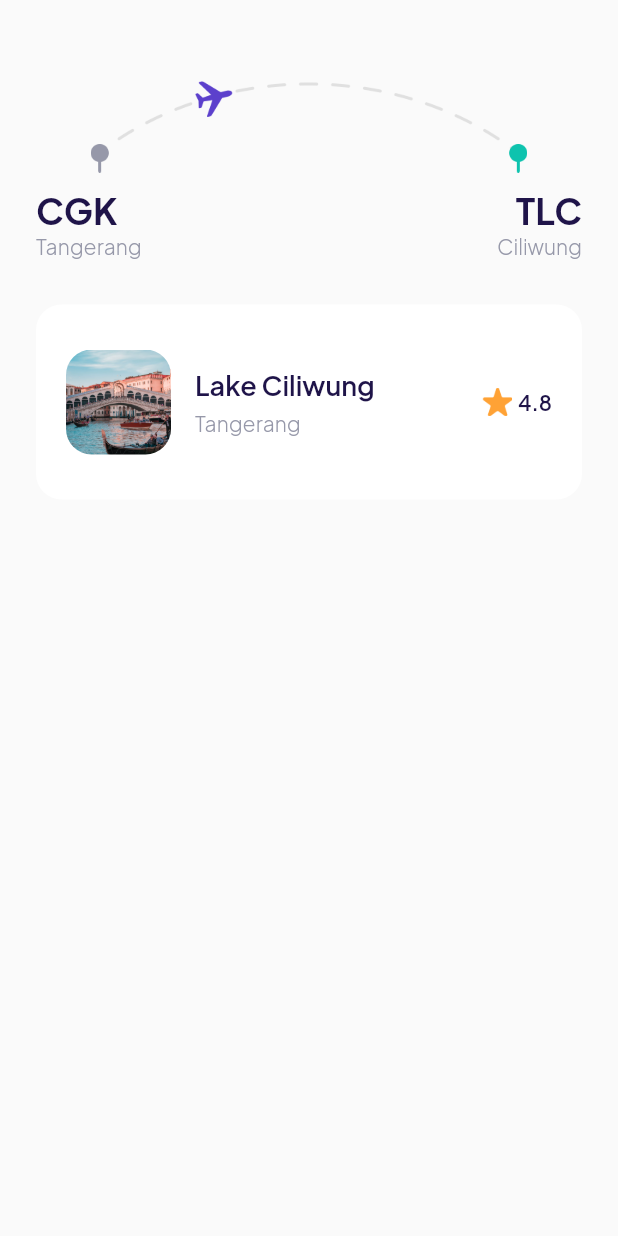
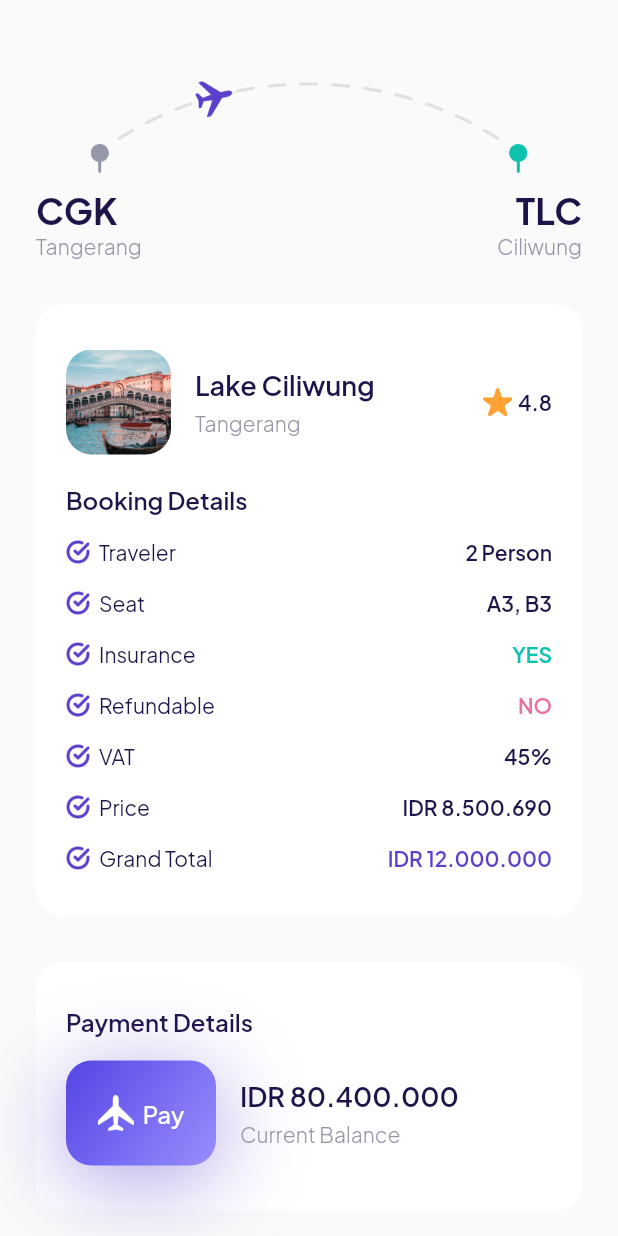
Before and after one commit to iqbalrasetiooo/airplane-app, a Flutter app: the CheckoutPage screen opened directly, on a phone screen of 412 x 824 dp. Run offline on Flutter 3.47's test engine with Material 2 defaults, Android fonts, the phone set to English and light mode, and no system bars; our stand-ins replace google_fonts.

Commit message:
create new widgets internal and external

```diff
--- a/lib/ui/pages/checkout_page.dart
+++ b/lib/ui/pages/checkout_page.dart
@@ -1,3 +1,6 @@
+import 'package:airplane/ui/widgets/booking_detail_item.dart';
+import 'package:airplane/ui/widgets/custom_button.dart';
+import 'package:airplane/ui/widgets/interest_item.dart';
 import 'package:flutter/material.dart';
 import 'package:airplane/shared/theme.dart';
 
@@ -84,6 +87,7 @@ class CheckoutPage extends StatelessWidget {
           borderRadius: BorderRadius.circular(defaultRadius),
         ),
         child: Column(
+          crossAxisAlignment: CrossAxisAlignment.start,
           children: [
             // NOTE: DESTINATION TILE
             Row(
@@ -143,7 +147,181 @@ class CheckoutPage extends StatelessWidget {
                 ),
               ],
             ),
+            const SizedBox(height: 20),
+            Container(
+              margin: const EdgeInsets.only(
+                bottom: 16,
+              ),
+              child: Text(
+                'Booking Details',
+                style: blackTextStyle.copyWith(
+                  fontSize: 16,
+                  fontWeight: semibold,
+                ),
+              ),
+            ),
+            const BookingDetailItem(
+              title: 'Traveler',
+              valueText: '2 Person',
+              mBot: 16,
+            ),
+            const BookingDetailItem(
+              title: 'Seat',
+              valueText: 'A3, B3',
+              mBot: 16,
+            ),
+            const BookingDetailItem(
+              title: 'Insurance',
+              valueText: 'YES',
+              valueColor: kGreenColor,
+              mBot: 16,
+            ),
+            const BookingDetailItem(
+              title: 'Refundable',
+              valueText: 'NO',
+              valueColor: kRedColor,
+              mBot: 16,
+            ),
+            const BookingDetailItem(
+              title: 'VAT',
+              valueText: '45%',
+              mBot: 16,
+            ),
+            const BookingDetailItem(
+              title: 'Price',
+              valueText: 'IDR 8.500.690',
+              mBot: 16,
+            ),
+            const BookingDetailItem(
+              title: 'Grand Total',
+              valueText: 'IDR 12.000.000',
+              valueColor: kPrimaryColor,
+            ),
           ],
+        ),
+      );
+    }
+
+    Widget paymentDetails() {
+      return Container(
+        margin: const EdgeInsets.only(top: 30),
+        padding: const EdgeInsets.symmetric(horizontal: 20, vertical: 30),
+        decoration: BoxDecoration(
+          color: kWhiteColor,
+          borderRadius: BorderRadius.circular(defaultRadius),
+        ),
+        child: Column(
+          crossAxisAlignment: CrossAxisAlignment.start,
+          children: [
+            Text(
+              'Payment Details',
+              style: blackTextStyle.copyWith(
+                fontSize: 16,
+                fontWeight: semibold,
+              ),
+            ),
+            const SizedBox(height: 16),
+            Row(
+              children: [
+                Container(
+                  height: 70,
+                  width: 100,
+                  decoration: BoxDecoration(
+                    borderRadius: BorderRadius.circular(defaultRadius),
+                    color: kPrimaryColor,
+                    boxShadow: [
+                      BoxShadow(
+                        color: kPrimaryColor.withOpacity(0.5),
+                        blurRadius: 50,
+                        offset: const Offset(0, 10),
+                      ),
+                    ],
+                    gradient: const LinearGradient(
+                      begin: Alignment.topLeft,
+                      end: Alignment.bottomRight,
+                      colors: [
+                        Color(0xff5445E5),
+                        Color(0xff998EFD),
+                      ],
+                    ),
+                  ),
+                  child: Row(
+                    mainAxisAlignment: MainAxisAlignment.center,
+                    children: [
+                      Container(
+                        height: 24,
+                        width: 24,
+                        decoration: const BoxDecoration(
+                          image: DecorationImage(
+                            image: AssetImage('assets/icon_plane.png'),
+                          ),
+                        ),
+                      ),
+                      const SizedBox(width: 6),
+                      Text(
+                        'Pay',
+                        style: whiteTextStyle.copyWith(
+                          fontSize: 16,
+                          fontWeight: medium,
+                        ),
+                      ),
+                    ],
+                  ),
+                ),
+                const SizedBox(width: 16),
+                Column(
+                  crossAxisAlignment: CrossAxisAlignment.start,
+                  children: [
+                    Text(
+                      'IDR 80.400.000',
+                      style: blackTextStyle.copyWith(
+                        fontSize: 18,
+                        fontWeight: semibold,
+                      ),
+                    ),
+                    const SizedBox(height: 5),
+                    Text(
+                      'Current Balance',
+                      style: greyTextStyle.copyWith(
+                        fontSize: 14,
+                        fontWeight: light,
+                      ),
+                    ),
+                  ],
+                ),
+              ],
+            ),
+          ],
+        ),
+      );
+    }
+
+    Widget btnPay() {
+      return Container(
+        margin: const EdgeInsets.only(top: 30),
+        child: CustomButton(
+          title: 'Pay Now',
+          onpressed: () {
+            Navigator.pushNamed(context, '/success');
+          },
+        ),
+      );
+    }
+
+    Widget tacButton() {
+      return Container(
+        alignment: Alignment.center,
+        margin: const EdgeInsets.only(
+          top: 30,
+          bottom: 30,
+        ),
+        child: Text(
+          'Terms and Conditions',
+          style: greyTextStyle.copyWith(
+            fontSize: 16,
+            fontWeight: light,
+            decoration: TextDecoration.underline,
+          ),
         ),
       );
     }
@@ -158,6 +336,9 @@ class CheckoutPage extends StatelessWidget {
           children: [
             route(),
             bookingDetail(),
+            paymentDetails(),
+            btnPay(),
+            tacButton(),
           ],
         ),
       ),
```
